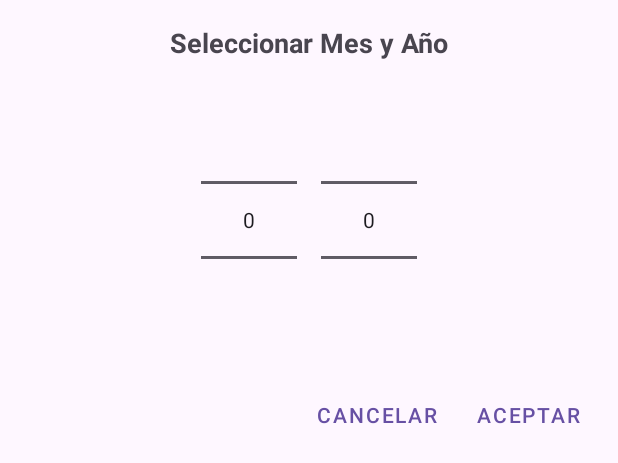
After one commit to Ch3chu5/L6_20202137, an Android app: the layout dialog_month_year_picker.xml on its own in the app's theme, with its tools: preview values and no code run, on a phone screen of 412 x 824 dp. The commit adds this screen. Shown: the top 463 px of the screen. Run offline under Robolectric (Android 15) with nearby library versions, the phone set to English and light mode, and no system bars.

Commit message:
MonthPicker aplicado

```diff
--- /dev/null
+++ b/app/src/main/res/layout/dialog_month_year_picker.xml
@@ -0,0 +1,60 @@
+<?xml version="1.0" encoding="utf-8"?>
+<LinearLayout xmlns:android="http://schemas.android.com/apk/res/android"
+    android:layout_width="match_parent"
+    android:layout_height="wrap_content"
+    android:orientation="vertical"
+    android:padding="16dp">
+
+    <TextView
+        android:layout_width="match_parent"
+        android:layout_height="wrap_content"
+        android:text="Seleccionar Mes y Año"
+        android:textSize="18sp"
+        android:textStyle="bold"
+        android:layout_marginBottom="16dp"
+        android:gravity="center"/>
+
+    <LinearLayout
+        android:layout_width="match_parent"
+        android:layout_height="wrap_content"
+        android:orientation="horizontal"
+        android:gravity="center">
+
+        <NumberPicker
+            android:id="@+id/monthPicker"
+            android:layout_width="wrap_content"
+            android:layout_height="wrap_content"
+            android:layout_marginEnd="16dp" />
+
+        <NumberPicker
+            android:id="@+id/yearPicker"
+            android:layout_width="wrap_content"
+            android:layout_height="wrap_content" />
+
+    </LinearLayout>
+
+    <LinearLayout
+        android:layout_width="match_parent"
+        android:layout_height="wrap_content"
+        android:orientation="horizontal"
+        android:gravity="end"
+        android:layout_marginTop="16dp">
+
+        <Button
+            android:id="@+id/btnCancel"
+            android:layout_width="wrap_content"
+            android:layout_height="wrap_content"
+            android:text="Cancelar"
+            android:layout_marginEnd="8dp"
+            style="@style/Widget.MaterialComponents.Button.TextButton" />
+
+        <Button
+            android:id="@+id/btnOk"
+            android:layout_width="wrap_content"
+            android:layout_height="wrap_content"
+            android:text="Aceptar"
+            style="@style/Widget.MaterialComponents.Button.TextButton" />
+
+    </LinearLayout>
+
+</LinearLayout>
```
Also changed, not shown: app/src/main/java/com/example/l6_20202137/ResumenFragment.java (+40 -23 lines).
